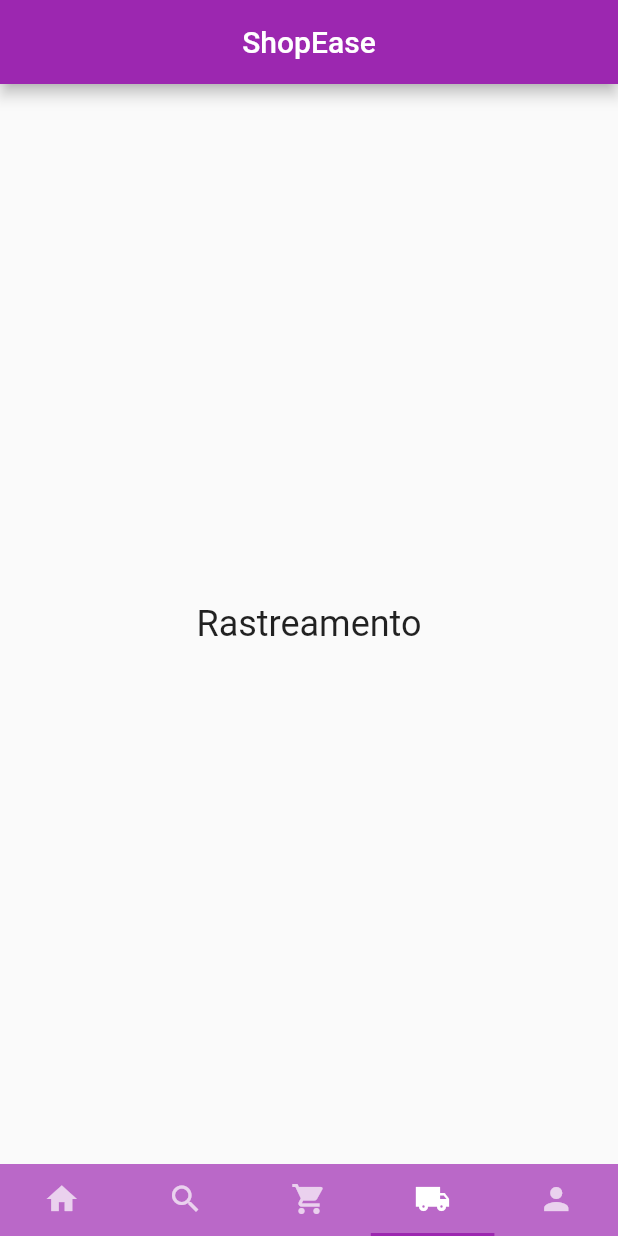
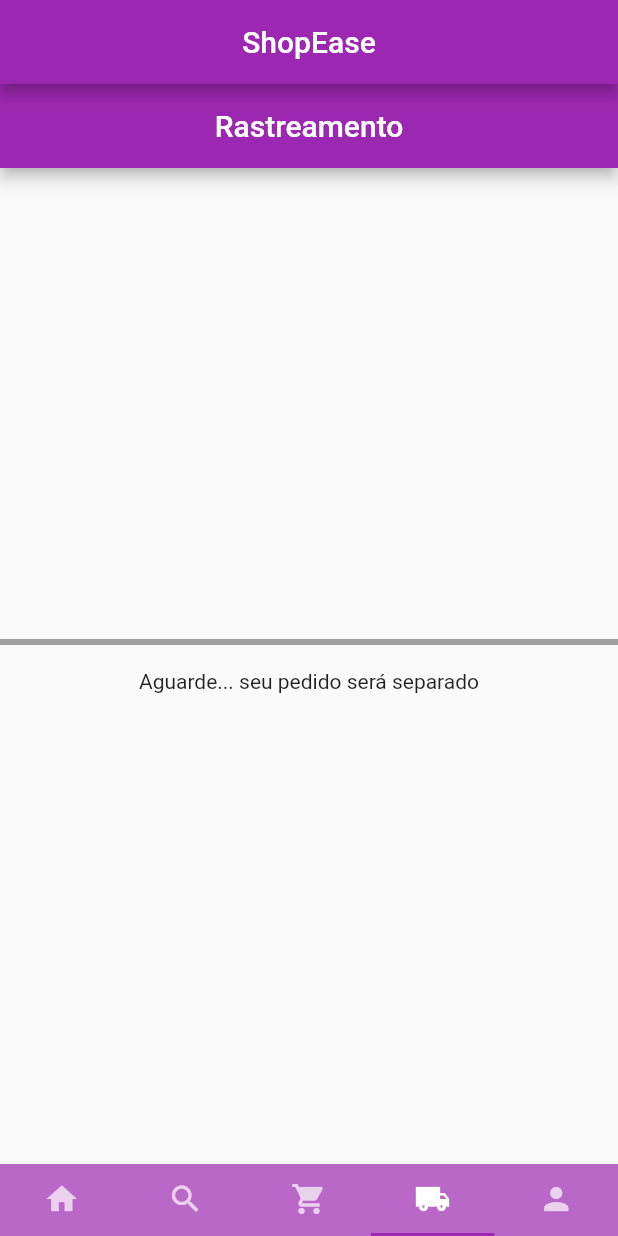
Before and after one commit to Isadora-R/ShopEase, a Flutter app: the screen it shows after launch, item 4 of the bottom bar chosen, on a phone screen of 412 x 824 dp. Run offline on Flutter 3.47's test engine with Material 2 defaults, Android fonts, the phone set to English and light mode, and no system bars.

Commit message:
rastreamentoAtt

```diff
--- a/shop_ease/lib/src/components/rastreamento.dart
+++ b/shop_ease/lib/src/components/rastreamento.dart
@@ -1,17 +1,102 @@
-// Rastreamento de pedidos: deve-se ter um acompanhamento e o status de seus pedidos, desde o processamento até a entrega, fornecendo informações sobre o envio e a previsão de chegada
+import 'dart:async';
 
 import 'package:flutter/material.dart';
 
-class Rastreamento extends StatelessWidget {
+class Rastreamento extends StatefulWidget {
   const Rastreamento({super.key});
 
   @override
+  // ignore: library_private_types_in_public_api
+  _RastreamentoState createState() => _RastreamentoState();
+}
+
+class _RastreamentoState extends State<Rastreamento> {
+  String mensagem = 'Aguarde... seu pedido será separado';
+  double progresso = 0.0;
+  double incremento = 0.0;
+
+  @override
+  void initState() {
+    super.initState();
+    _separandoPedido();
+    _enviarPedido();
+    _pedidoCaminho();
+    _saiuEntrega();
+    _pedidoEntregue();
+  }
+
+  Future<void> _separandoPedido() async {
+    await Future.delayed(const Duration(seconds: 5));
+    setState(() {
+      mensagem = 'O vendedor separou seu pedido!';
+      progresso = incremento + 0.2;
+      incremento = progresso;
+    });
+  }
+
+  Future<void> _enviarPedido() async {
+    await Future.delayed(const Duration(seconds: 10));
+    setState(() {
+      mensagem = 'O vendedor enviou seu pedido!';
+      progresso = incremento + 0.2;
+      incremento = progresso;
+    });
+  }
+
+  Future<void> _pedidoCaminho() async {
+    await Future.delayed(const Duration(seconds: 15));
+    setState(() {
+      mensagem = 'Seu pedido foi recolhido e está a caminho!';
+      progresso = incremento + 0.2;
+      incremento = progresso;
+    });
+  }
+
+  Future<void> _saiuEntrega() async {
+    await Future.delayed(const Duration(seconds: 20));
+    setState(() {
+      mensagem = 'Seu pedido saiu para entrega!';
+      progresso = incremento + 0.3;
+      incremento = progresso;
+    });
+  }
+
+  Future<void> _pedidoEntregue() async {
+    await Future.delayed(const Duration(seconds: 25));
+    setState(() {
+      mensagem = 'Seu pedido foi entregue!';
+      progresso = 1.0;
+    });
+  }
+
+  @override
   Widget build(BuildContext context) {
-    return const Center(
-      child: Text(
-        'Rastreamento',
-        style: TextStyle(fontSize: 24.0),
+    return Scaffold(
+      appBar: AppBar(
+        title: const Text('Rastreamento'),
+        centerTitle: true,
+      ),
+      body: Center(
+        child: Column(
+          mainAxisAlignment: MainAxisAlignment.center,
+          children: [
+            LinearProgressIndicator(
+              backgroundColor: Colors.grey,
+              // ignore: prefer_const_constructors
+              valueColor: AlwaysStoppedAnimation<Color>(Colors.deepPurple),
+              value: progresso,
+            ), // Indicador de carregamento (opcional)
+            const SizedBox(height: 16.0),
+            Text(mensagem),
+          ],
+        ),
       ),
     );
   }
 }
+
+void main() {
+  runApp(const MaterialApp(
+    home: Rastreamento(),
+  ));
+}
```
